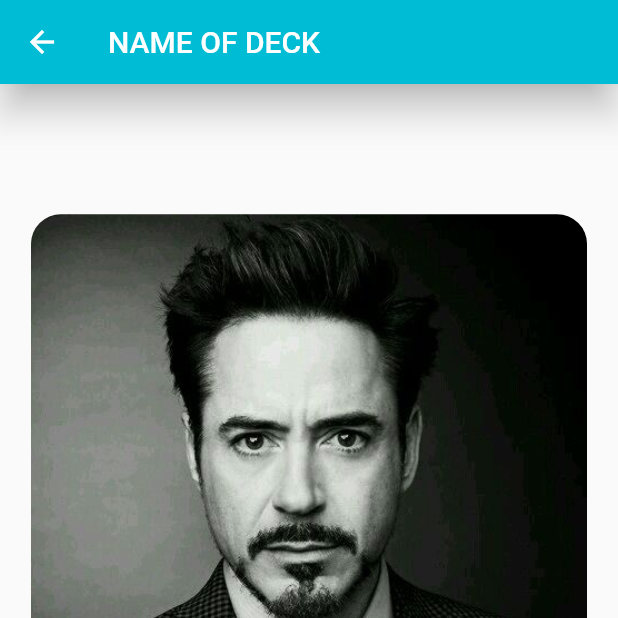
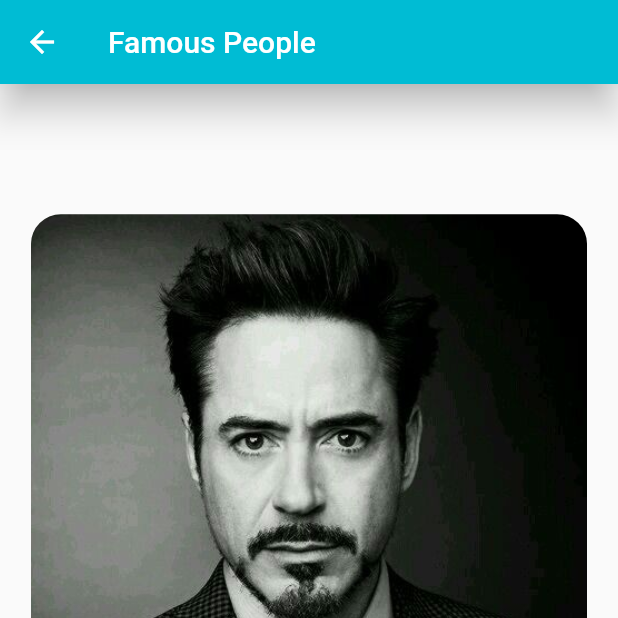
Before and after one commit to Tantan4321/flutter-whoiswho, a Flutter app: the GameScreen screen opened directly, on a phone screen of 412 x 824 dp, the top half of it. Run offline on Flutter 3.47's test engine with Material 2 defaults, Android fonts, the phone set to English and light mode, and no system bars; drawn by our look-alikes of flip_card, liquid_progress_indicator; missing offline and left inert: nice_button.

Commit message:
Resetable game functionality merged and tweaked

```diff
--- a/lib/ui/game_screen.dart
+++ b/lib/ui/game_screen.dart
@@ -100,7 +100,7 @@ class _GameScreenState extends State<GameScreen> with TickerProviderStateMixin {
       appBar: AppBar(
         elevation: 10.0,
         backgroundColor: Colors.cyan,
-        title: Text('NAME OF DECK'),
+        title: Text('Famous People'),
       ),
       body: GestureDetector(
         behavior: HitTestBehavior.translucent,
--- a/lib/ui/score_screen.dart
+++ b/lib/ui/score_screen.dart
@@ -15,7 +15,7 @@ class ScoreScreen extends StatelessWidget {
         appBar: AppBar(
           elevation: 10.0,
           backgroundColor: Colors.cyan,
-          title: Text('Who is Who'),
+          title: Text(''),
         ),
         backgroundColor: Colors.white,
         body: Center(
@@ -37,14 +37,14 @@ class ScoreScreen extends StatelessWidget {
               NiceButton(
                 radius: 40,
                 padding: EdgeInsets.all(15),
-                background: Colors.cyan,
+                background: Colors.green,
                 onPressed: () {
                   Navigator.pushReplacement(
                       context,
                       MaterialPageRoute(
                           builder: (context) => GameScreen(context)));
                 },
-                text: "Use Default Deck",
+                text: "Play Again",
               )
             ],
           ),
--- a/pubspec.yaml
+++ b/pubspec.yaml
@@ -25,7 +25,6 @@ dependencies:
   cupertino_icons: ^0.1.2
   flip_card: ^0.4.4
   liquid_progress_indicator: ^0.3.2
-  dio: ^3.0.8
   nice_button: ^0.1.7
 
 
```
